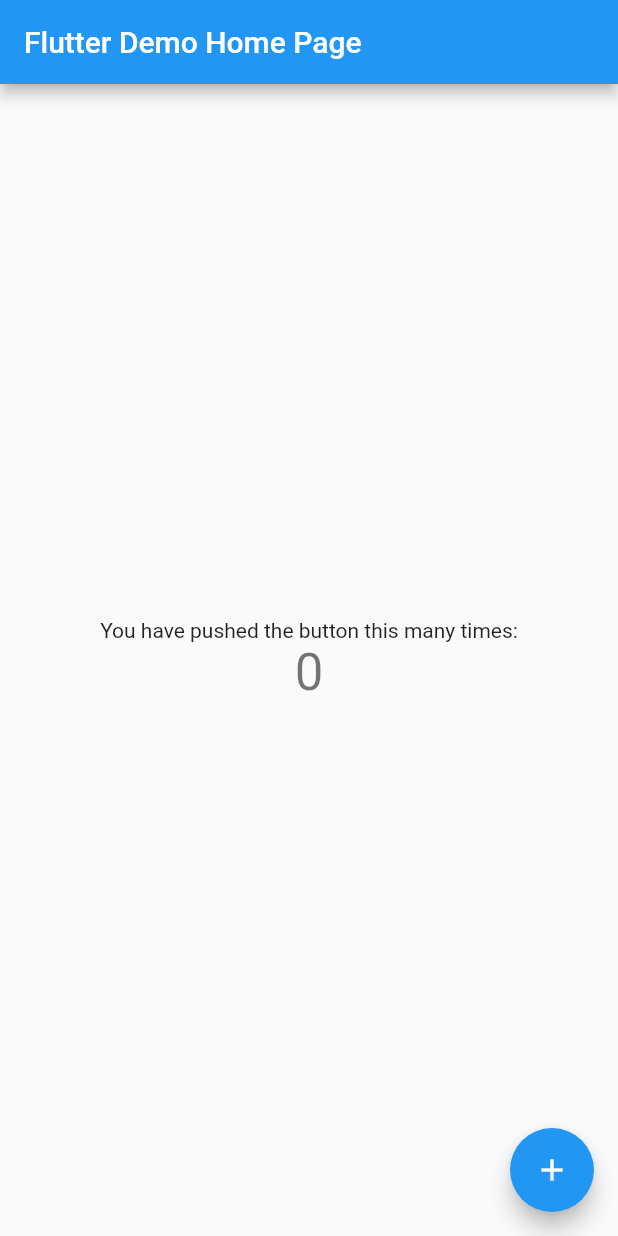
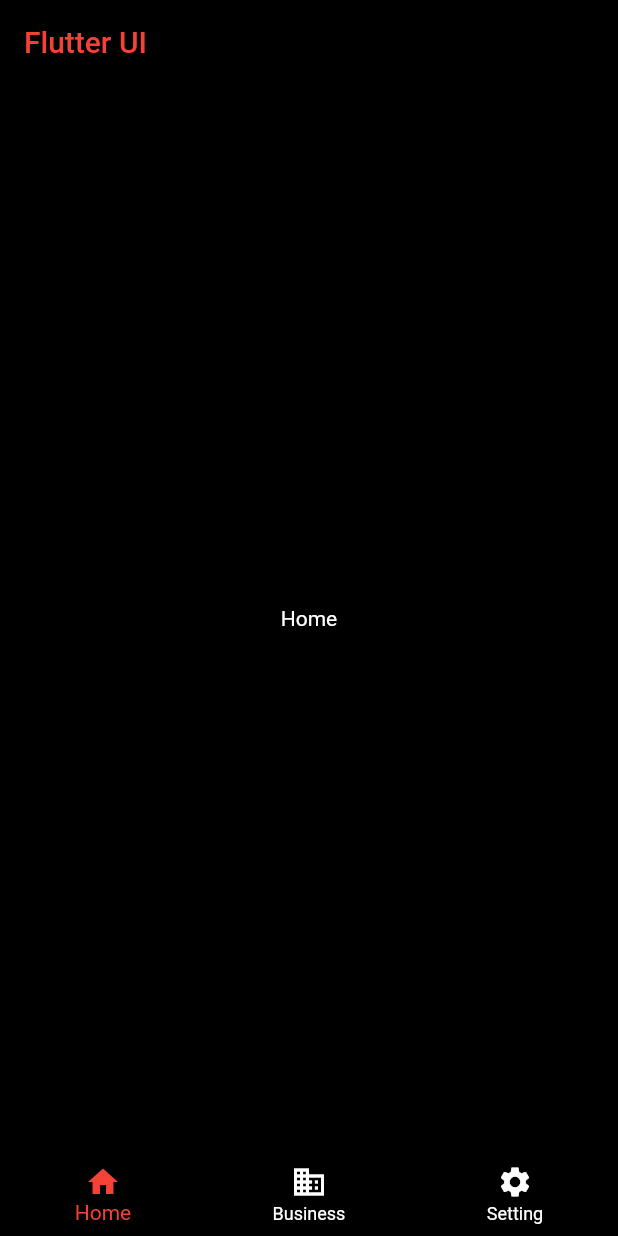
Before and after one commit to barrytu039/flutter_ui, a Flutter app: the screen it shows after launch, on a phone screen of 412 x 824 dp. Run offline on Flutter 3.47's test engine with Material 2 defaults, Android fonts, the phone set to English and light mode, and no system bars.

Commit message:
[Feature] Add bottom navigation bar & tab page

```diff
--- /dev/null
+++ b/lib/hom_page.dart
@@ -0,0 +1,22 @@
+import 'package:flutter/material.dart';
+
+class HomePage extends StatefulWidget {
+  @override
+  State<StatefulWidget> createState() => _HomePageState();
+}
+
+class _HomePageState extends State<HomePage> {
+  @override
+  Widget build(BuildContext context) {
+    return Scaffold(
+      backgroundColor: Colors.black,
+      body: Center(
+        child: Text(
+          "Home",
+          style: TextStyle(color: Colors.white),
+        ),
+      ),
+    );
+  }
+
+}
--- a/lib/main.dart
+++ b/lib/main.dart
@@ -1,4 +1,7 @@
 import 'package:flutter/material.dart';
+import 'package:flutter_ui/business_page.dart';
+import 'package:flutter_ui/hom_page.dart';
+import 'package:flutter_ui/setting_page.dart';
 
 void main() {
   runApp(MyApp());
@@ -20,9 +23,9 @@ class MyApp extends StatelessWidget {
         // or simply save your changes to "hot reload" in a Flutter IDE).
         // Notice that the counter didn't reset back to zero; the application
         // is not restarted.
-        primarySwatch: Colors.blue,
+        primarySwatch: Colors.red,
       ),
-      home: MyHomePage(title: 'Flutter Demo Home Page'),
+      home: MyHomePage(title: 'Flutter UI'),
     );
   }
 }
@@ -46,18 +49,8 @@ class MyHomePage extends StatefulWidget {
 }
 
 class _MyHomePageState extends State<MyHomePage> {
-  int _counter = 0;
-
-  void _incrementCounter() {
-    setState(() {
-      // This call to setState tells the Flutter framework that something has
-      // changed in this State, which causes it to rerun the build method below
-      // so that the display can reflect the updated values. If we changed
-      // _counter without calling setState(), then the build method would not be
-      // called again, and so nothing would appear to happen.
-      _counter++;
-    });
-  }
+  int _selectedIndex = 0;
+  final _pages = [HomePage(), BusinessPage(), SettingPage()];
 
   @override
   Widget build(BuildContext context) {
@@ -71,43 +64,35 @@ class _MyHomePageState extends State<MyHomePage> {
       appBar: AppBar(
         // Here we take the value from the MyHomePage object that was created by
         // the App.build method, and use it to set our appbar title.
-        title: Text(widget.title),
+        title: Text(
+          widget.title,
+          style: TextStyle(color: Colors.red),
+        ),
+        backgroundColor: Colors.black,
       ),
       body: Center(
         // Center is a layout widget. It takes a single child and positions it
         // in the middle of the parent.
-        child: Column(
-          // Column is also a layout widget. It takes a list of children and
-          // arranges them vertically. By default, it sizes itself to fit its
-          // children horizontally, and tries to be as tall as its parent.
-          //
-          // Invoke "debug painting" (press "p" in the console, choose the
-          // "Toggle Debug Paint" action from the Flutter Inspector in Android
-          // Studio, or the "Toggle Debug Paint" command in Visual Studio Code)
-          // to see the wireframe for each widget.
-          //
-          // Column has various properties to control how it sizes itself and
-          // how it positions its children. Here we use mainAxisAlignment to
-          // center the children vertically; the main axis here is the vertical
-          // axis because Columns are vertical (the cross axis would be
-          // horizontal).
-          mainAxisAlignment: MainAxisAlignment.center,
-          children: <Widget>[
-            Text(
-              'You have pushed the button this many times:',
-            ),
-            Text(
-              '$_counter',
-              style: Theme.of(context).textTheme.headline4,
-            ),
-          ],
-        ),
+        child: _pages[_selectedIndex]
       ),
-      floatingActionButton: FloatingActionButton(
-        onPressed: _incrementCounter,
-        tooltip: 'Increment',
-        child: Icon(Icons.add),
-      ), // This trailing comma makes auto-formatting nicer for build methods.
+      bottomNavigationBar: BottomNavigationBar( // 底部导航
+        items: <BottomNavigationBarItem>[
+          BottomNavigationBarItem(icon: Icon(Icons.home), label: "Home"),
+          BottomNavigationBarItem(icon: Icon(Icons.business), label: "Business"),
+          BottomNavigationBarItem(icon: Icon(Icons.settings), label: "Setting"),
+        ],
+        backgroundColor: Colors.black,
+        currentIndex: _selectedIndex,
+        unselectedItemColor: Colors.white,
+        fixedColor: Colors.red,
+        onTap: _onItemClicked,
+      ),
     );
   }
+
+  void _onItemClicked(int index) {
+    setState(() {
+      _selectedIndex = index;
+    });
+  }
 }
```
Also changed, not shown: lib/business_page.dart (added, +21 -0 lines), lib/setting_page.dart (added, +21 -0 lines).
